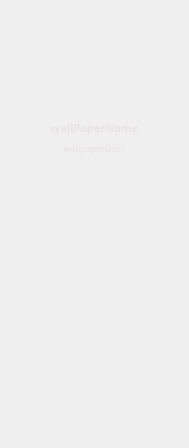
The window that kde/kaptan/src/gui/uiitem.ui (pars-linux/uludag) describes before a commit, drawn with Qt 5.
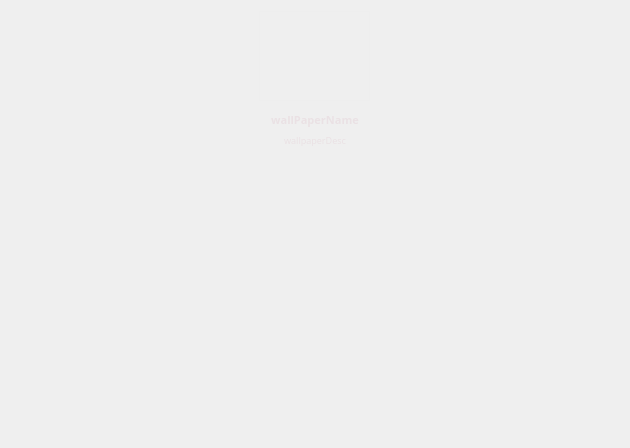
The same window after the commit. Icons and pictures are not drawn.

Diff of the .ui file:
```diff
--- a/kde/kaptan/src/gui/uiitem.ui
+++ b/kde/kaptan/src/gui/uiitem.ui
@@ -6,7 +6,7 @@
    <rect>
     <x>0</x>
     <y>0</y>
-    <width>189</width>
+    <width>630</width>
     <height>448</height>
    </rect>
   </property>
@@ -74,8 +74,8 @@
      </property>
      <property name="sizeHint" stdset="0">
       <size>
-       <width>13</width>
-       <height>13</height>
+       <width>5</width>
+       <height>5</height>
       </size>
      </property>
     </spacer>
```
